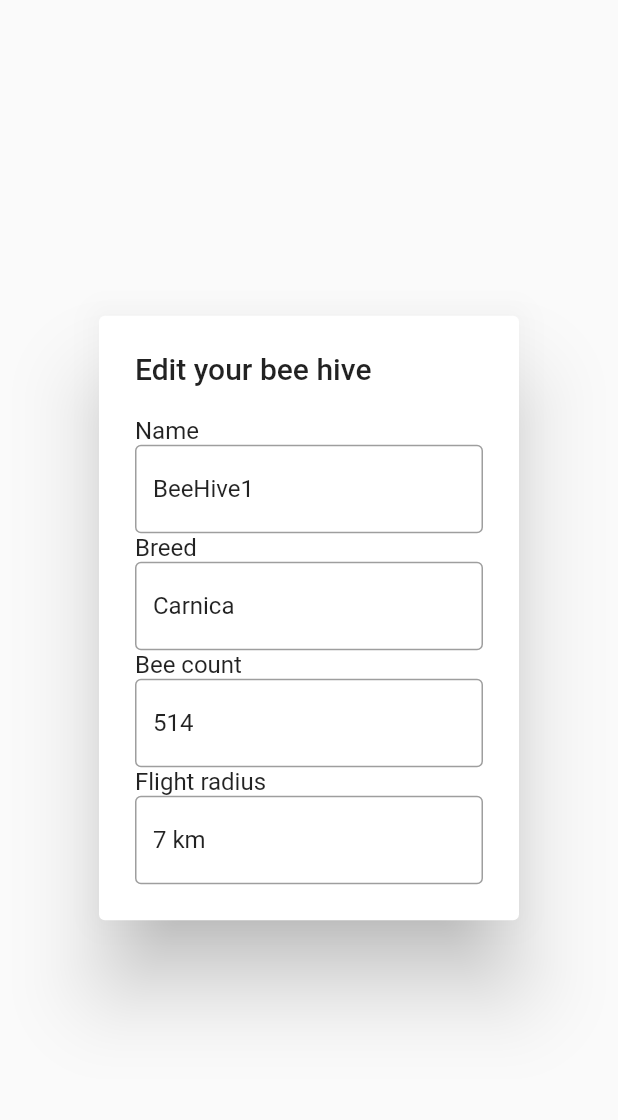
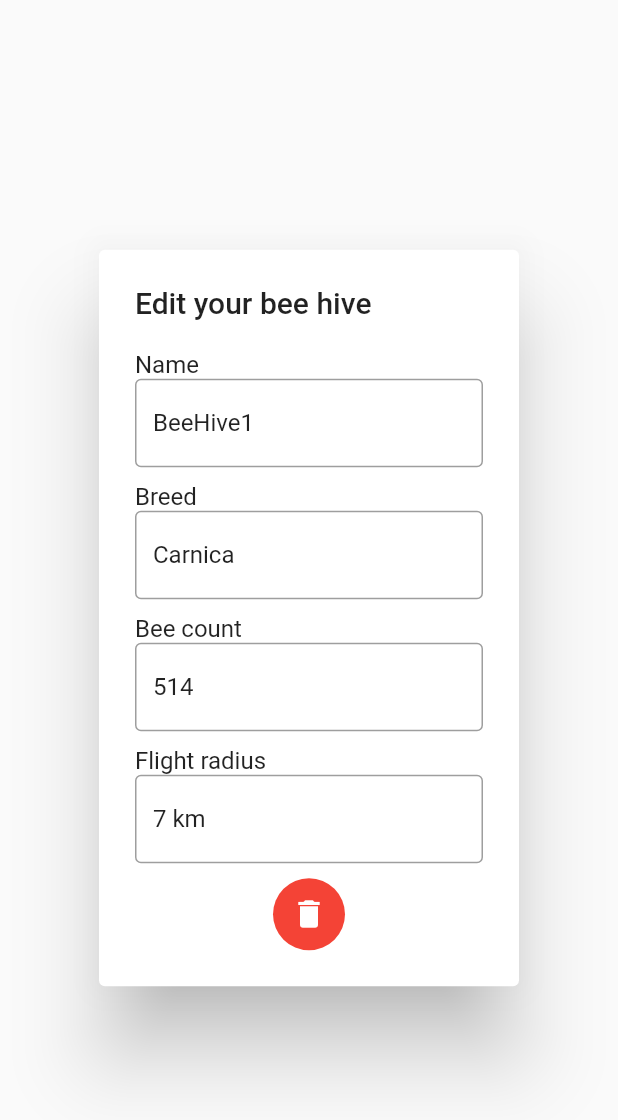
Before and after one commit to TeamBiene/frontend, a Flutter app: the BeeHivePopup widget shown alone on an empty page, opened directly, on a phone screen of 412 x 824 dp. Shown: the top 1120 px of the screen. Run offline on Flutter 3.47's test engine with Material 2 defaults, Android fonts, the phone set to English and light mode, and no system bars; our stand-ins replace google_maps_flutter; network calls fail.

Commit message:
Add Edit Dialog for bee hives

```diff
--- a/lib/bee_hive_popup.dart
+++ b/lib/bee_hive_popup.dart
@@ -28,6 +28,7 @@ class BeeHivePopupState extends State<BeeHivePopup> {
               ),
               initialValue: "BeeHive1",
             ),
+            SizedBox(height: 10),
             const Text('Breed'),
             TextFormField(
               decoration: InputDecoration(
@@ -35,6 +36,7 @@ class BeeHivePopupState extends State<BeeHivePopup> {
               ),
               initialValue: "Carnica",
             ),
+            SizedBox(height: 10),
             const Text('Bee count'),
             TextFormField(
               decoration: InputDecoration(
@@ -42,6 +44,7 @@ class BeeHivePopupState extends State<BeeHivePopup> {
               ),
               initialValue: "514",
             ),
+            SizedBox(height: 10),
             const Text('Flight radius'),
             TextFormField(
               decoration: InputDecoration(
@@ -49,6 +52,20 @@ class BeeHivePopupState extends State<BeeHivePopup> {
               ),
               initialValue: "7 km",
             ),
+            SizedBox(height: 10),
+            Center(
+              child: Ink(
+                decoration: const ShapeDecoration(
+                  color: Colors.red,
+                  shape: CircleBorder(),
+                ),
+                child: IconButton(
+                  icon: const Icon(Icons.delete),
+                  color: Colors.white,
+                  onPressed: () {},
+                ),
+              ),
+            ),
           ],
         ));
   }
```
Also changed, not shown: lib/restHelper.dart (+7 -56 lines).
